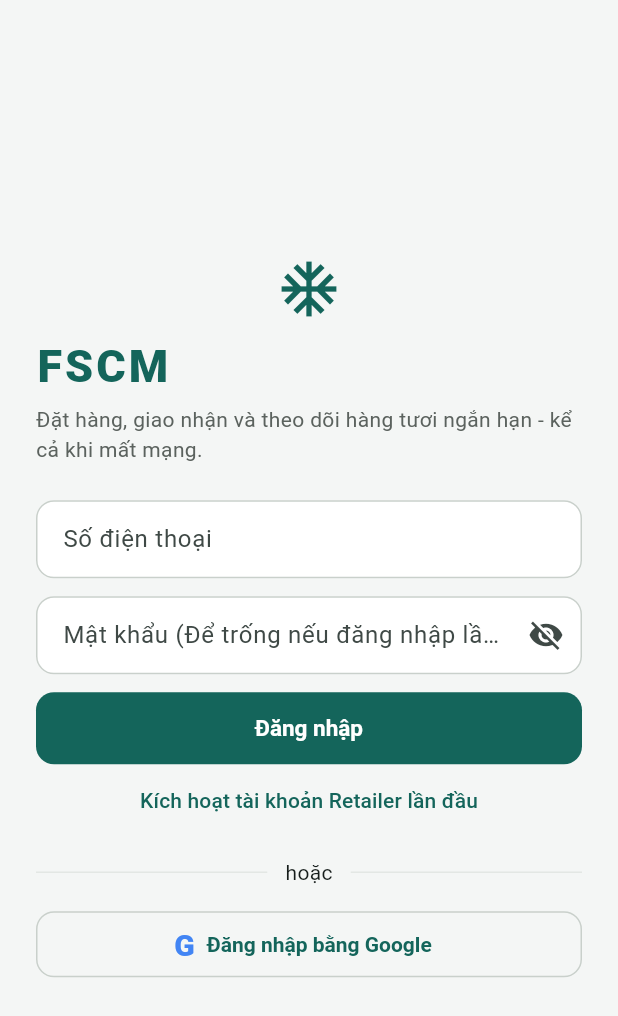
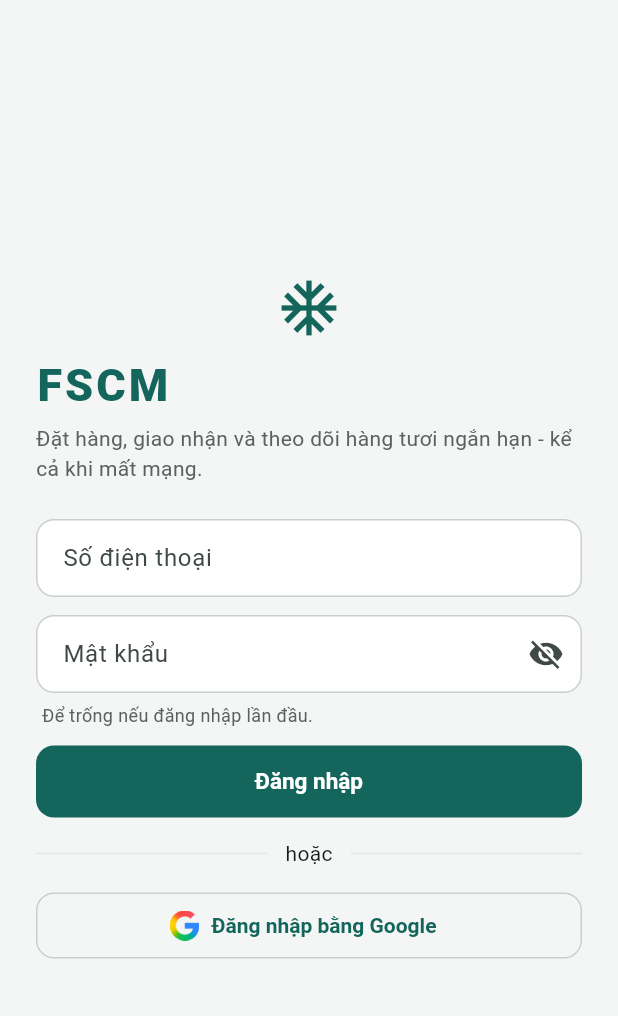
Before and after one commit to GFA26SE63/FSCM-Mobile, a Flutter app: the screen it shows after launch, on a phone screen of 412 x 824 dp. Shown: the top 1016 px of the screen. Run offline on Flutter 3.47's test engine with Material 3 defaults, Android fonts, the phone set to English and light mode, and no system bars; our stand-ins replace connectivity_plus, dio, flutter_riverpod, flutter_secure_storage, go_router, google_sign_in and 4 more; missing offline and left inert: google_sign_in_all_platforms, mobile_scanner; accounts and stored records are empty.

Commit message:
fix(auth): polish mobile login screen

```diff
--- a/lib/features/common/auth/login_screen.dart
+++ b/lib/features/common/auth/login_screen.dart
@@ -117,7 +117,7 @@
                       controller: _password,
                       obscureText: _obscure,
                       decoration: InputDecoration(
-                        hintText: 'Mật khẩu (Để trống nếu đăng nhập lần đầu)',
+                        labelText: 'Mật khẩu',
                         suffixIcon: IconButton(
                           onPressed: () => setState(() => _obscure = !_obscure),
                           icon: Icon(_obscure
@@ -126,6 +126,16 @@
                         ),
                       ),
                       onFieldSubmitted: (_) => _submit(),
+                    ),
+                    const Padding(
+                      padding: EdgeInsets.only(top: 6, left: 4),
+                      child: Text(
+                        'Để trống nếu đăng nhập lần đầu.',
+                        style: TextStyle(
+                          color: AppColors.textMuted,
+                          fontSize: 12,
+                        ),
+                      ),
                     ),
                     const SizedBox(height: 12),
                     if (_error != null)
@@ -136,12 +146,6 @@
                     FilledButton(
                       onPressed: _busy ? null : _submit,
                       child: Text(_busy ? 'Đang đăng nhập...' : 'Đăng nhập'),
-                    ),
-                    TextButton(
-                      onPressed: _busy
-                          ? null
-                          : () => context.push(AppRoutes.retailerActivation),
-                      child: const Text('Kích hoạt tài khoản Retailer lần đầu'),
                     ),
                     const SizedBox(height: 14),
                     const Row(
@@ -157,7 +161,11 @@
                     const SizedBox(height: 14),
                     OutlinedButton.icon(
                       onPressed: _busy ? null : _submitGoogle,
-                      icon: const _GoogleMark(),
+                      icon: Image.asset(
+                        'assets/images/google_g_logo.png',
+                        width: 20,
+                        height: 20,
+                      ),
                       label: const Text('Đăng nhập bằng Google'),
                     ),
                   ],
@@ -170,17 +178,3 @@
     );
   }
 }
-
-class _GoogleMark extends StatelessWidget {
-  const _GoogleMark();
-
-  @override
-  Widget build(BuildContext context) => const Text(
-        'G',
-        style: TextStyle(
-          color: Color(0xFF4285F4),
-          fontSize: 20,
-          fontWeight: FontWeight.w800,
-        ),
-      );
-}
--- a/pubspec.yaml
+++ b/pubspec.yaml
@@ -52,3 +52,5 @@
 
 flutter:
   uses-material-design: true
+  assets:
+    - assets/images/google_g_logo.png
```
Also changed, not shown: assets/images/google_g_logo.png (added).
